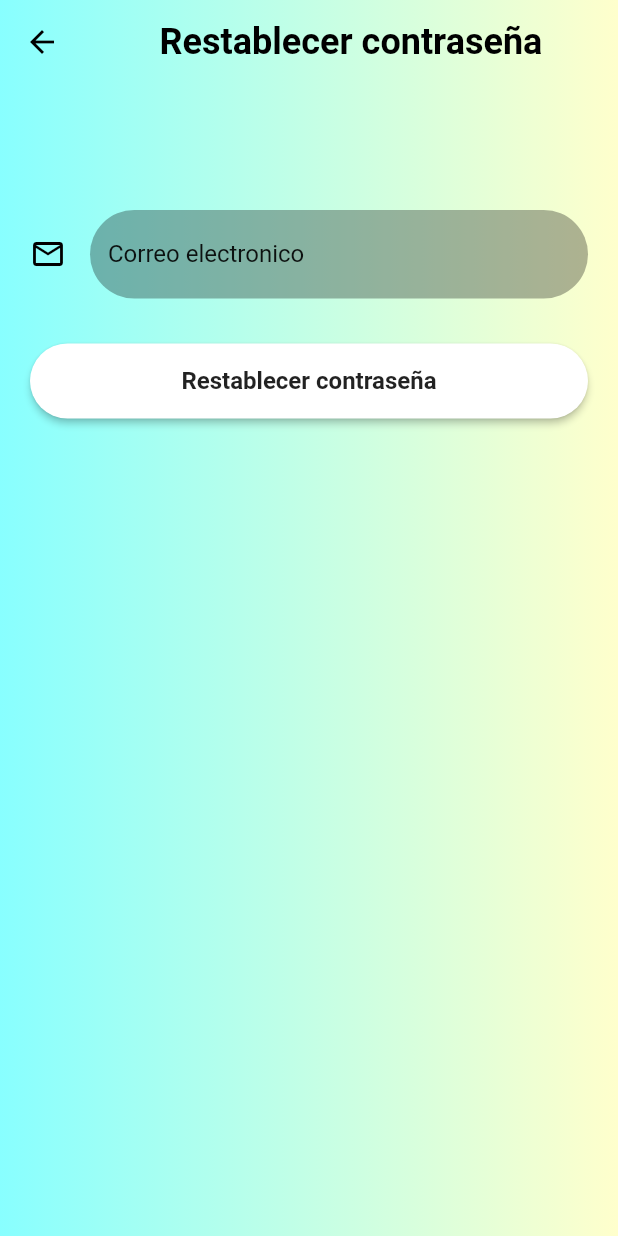
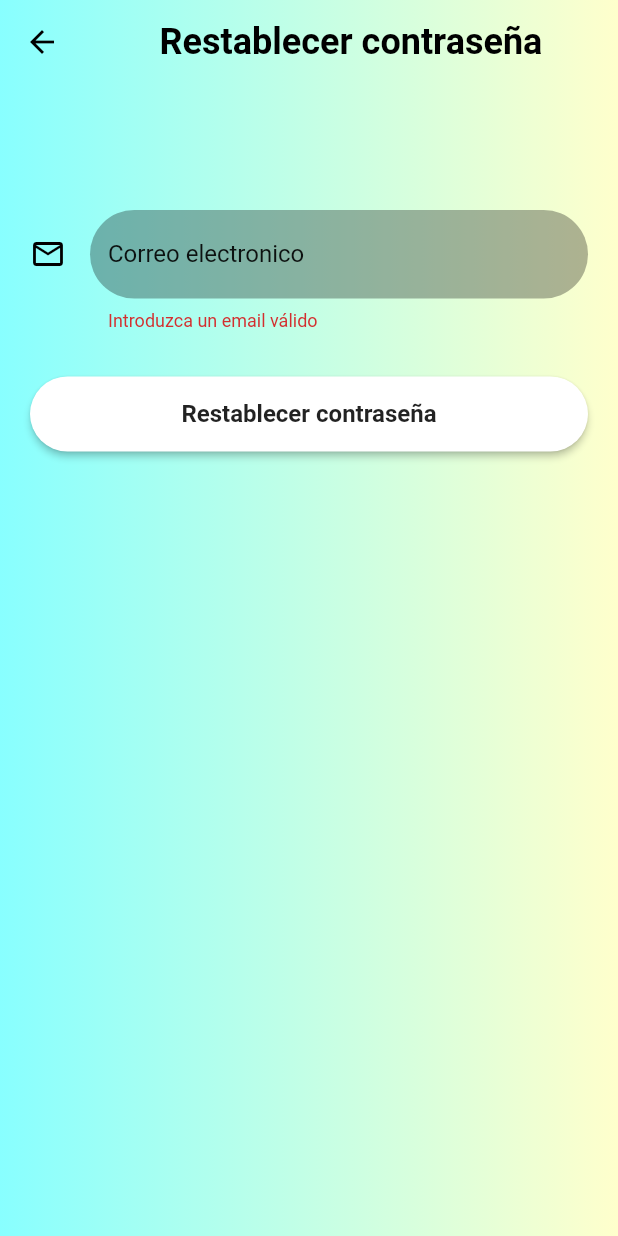
Before and after one commit to JeanContreras12/P-Titulo, a Flutter app: the ResetPasswordScreen screen opened directly, after a tap on "Restablecer contraseña", on a phone screen of 412 x 824 dp. Run offline on Flutter 3.47's test engine with Material 2 defaults, Android fonts, the phone set to English and light mode, and no system bars; our stand-ins replace cloud_firestore, email_validator, firebase_auth, firebase_core, image_picker; accounts and stored records are empty.

Commit message:
Historias 1, 2 y 3 completas

```diff
--- a/riesgo/lib/main.dart
+++ b/riesgo/lib/main.dart
@@ -15,7 +15,6 @@ class MyApp extends StatelessWidget {
   Widget build(BuildContext context) {
     return MaterialApp(
       debugShowCheckedModeBanner: false,
-      title: 'Flutter Demo',
       theme: ThemeData(
         primarySwatch: Colors.blue,
       ),
--- a/riesgo/lib/screens/reset_password.dart
+++ b/riesgo/lib/screens/reset_password.dart
@@ -16,6 +16,15 @@ class ResetPasswordScreen extends StatefulWidget {
 class _ResetPasswordScreenState extends State<ResetPasswordScreen> {
   // ignore: prefer_final_fields
   TextEditingController _emailTextController = TextEditingController();
+
+  final formKey = GlobalKey<FormState>();
+
+  @override
+  void dispose() {
+    super.dispose();
+    _emailTextController.dispose();
+  }
+
   @override
   Widget build(BuildContext context) {
     return Scaffold(
@@ -49,12 +58,16 @@ class _ResetPasswordScreenState extends State<ResetPasswordScreen> {
           child: SingleChildScrollView(
             child: Padding(
                 padding: const EdgeInsets.fromLTRB(20, 120, 20, 0),
+                child: Form(
+                  autovalidateMode: AutovalidateMode
+                      .onUserInteraction, //necesario para realizar la validacion de campos
+                  key: formKey,
                   child: Column(
                     children: <Widget>[
                       const SizedBox(
                         height: 20,
                       ),
-                  reutilizableTextField(
+                      reutilizableEmailFormField(
                           "Correo electronico",
                           Icons.email_outlined,
                           false,
@@ -63,7 +76,8 @@ class _ResetPasswordScreenState extends State<ResetPasswordScreen> {
                       const SizedBox(
                         height: 20,
                       ),
-                  firebaseBoton(context, "Restablecer contraseña", () {
+                      firebaseBoton2(context, "Restablecer contraseña", formKey,
+                          () {
                         FirebaseAuth.instance
                             .sendPasswordResetEmail(
                                 email: _emailTextController.text)
@@ -71,7 +85,7 @@ class _ResetPasswordScreenState extends State<ResetPasswordScreen> {
                       }),
                     ],
                   ),
-            ),
+                )),
           )),
     );
   }
--- a/riesgo/lib/widgets/reutilizable.dart
+++ b/riesgo/lib/widgets/reutilizable.dart
@@ -1,4 +1,6 @@
+import 'package:cloud_firestore/cloud_firestore.dart';
 import 'package:email_validator/email_validator.dart';
+import 'package:firebase_auth/firebase_auth.dart';
 import 'package:flutter/material.dart';
 import 'package:riesgo/screens/Registro_screen.dart';
 
@@ -8,32 +10,6 @@ Image logoWidget(String imageName) {
     fit: BoxFit.fitWidth,
     width: 240,
     height: 200,
-  );
-}
-
-TextField reutilizableTextField(String text, IconData icon, bool isPasswordType,
-    TextEditingController controller, String hint) {
-  return TextField(
-    controller: controller,
-    obscureText: isPasswordType,
-    enableSuggestions: !isPasswordType,
-    autocorrect: !isPasswordType,
-    cursorColor: Colors.black,
-    style: TextStyle(color: Colors.black.withOpacity(0.9)),
-    decoration: InputDecoration(
-        icon: Icon(icon, color: Colors.black),
-        hintText: hint,
-        labelText: text,
-        labelStyle: TextStyle(color: Colors.black.withOpacity(0.9)),
-        filled: true,
-        fillColor: Colors.black.withOpacity(0.3),
-        floatingLabelBehavior: FloatingLabelBehavior.never,
-        border: OutlineInputBorder(
-            borderRadius: BorderRadius.circular(30.0),
-            borderSide: const BorderSide(width: 0, style: BorderStyle.none))),
-    keyboardType: isPasswordType
-        ? TextInputType.visiblePassword
-        : TextInputType.emailAddress,
   );
 }
 
@@ -197,3 +173,28 @@ Container firebaseBoton2(
     ),
   );
 }
+
+class MetodosdeAuth {
+  final FirebaseAuth _auth = FirebaseAuth.instance;
+  final FirebaseFirestore _firestore = FirebaseFirestore.instance;
+
+  Future<String> registro({
+    required String nombreusuario,
+    required String email,
+    required String password,
+    required DateTime fecha,
+  }) async {
+    String res = "Ocurrio un error";
+    try {
+      if (email.isNotEmpty || password.isNotEmpty || fecha != null) {
+        //registrar al usuario
+        UserCredential cred = await _auth.createUserWithEmailAndPassword(
+            email: email, password: password);
+        //añadir los otros datos a la base de datos
+      }
+    } catch (error) {
+      res = error.toString();
+    }
+    return res;
+  }
+}
```
Also changed, not shown: riesgo/lib/screens/Registro_screen.dart (+12 -2 lines), riesgo/lib/screens/Sign_In_Screen.dart (+37 -13 lines), riesgo/lib/screens/main.dart (added, +26 -0 lines), riesgo/pubspec.yaml (+8 -19 lines), riesgo/pubspec.lock, 1 other file. Lines whose indentation alone changed are shown as unchanged.
